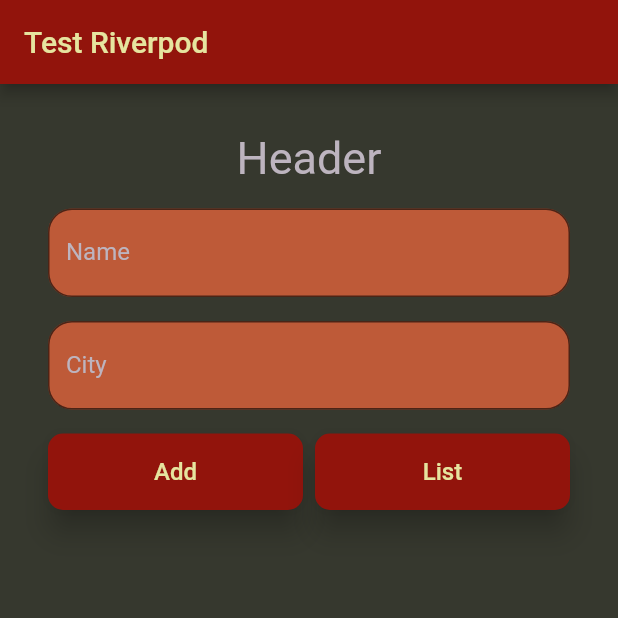
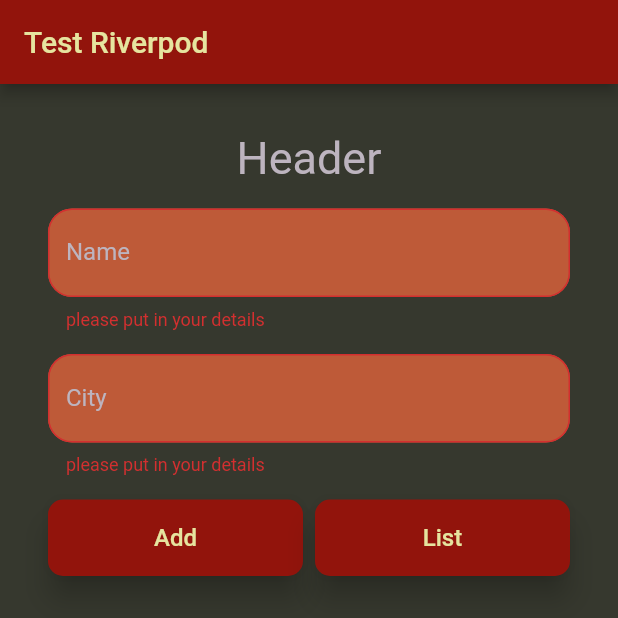
Before and after one commit to victor-onoja/attendance, a Flutter app: the screen it shows after launch, after a tap on "Add", on a phone screen of 412 x 824 dp. Shown: the top 618 px of the screen. Run offline on Flutter 3.47's test engine with Material 2 defaults, Android fonts, the phone set to English and light mode, and no system bars.

Commit message:
working commit

```diff
--- a/lib/main.dart
+++ b/lib/main.dart
@@ -33,7 +33,7 @@ class MyApp extends StatelessWidget {
 
   @override
   Widget build(BuildContext context) {
-    return MaterialApp(
+    return const MaterialApp(
       home: Page1(),
     );
   }
--- a/lib/model/user.dart
+++ b/lib/model/user.dart
@@ -2,5 +2,8 @@ class User {
   String name;
   String city;
 
-  User({required this.name, required this.city});
+  User(
+    this.name,
+    this.city,
+  );
 }
--- a/lib/screens/home-screen.dart
+++ b/lib/screens/home-screen.dart
@@ -6,13 +6,24 @@ import 'package:st8_management/widget/input.dart';
 import 'package:st8_management/widget/list.dart';
 
 class Page1 extends StatefulWidget {
+  const Page1({Key? key}) : super(key: key);
+
   @override
   State<Page1> createState() => _Page1State();
 }
 
 class _Page1State extends State<Page1> {
-  TextEditingController _name = TextEditingController();
-  TextEditingController _city = TextEditingController();
+// String? _name;
+// String? _city;
+
+  final nameController = TextEditingController();
+  final cityController = TextEditingController();
+
+  onDispose() {
+    nameController.clear();
+    cityController.clear();
+    super.dispose();
+  }
 
   List<User> userList = [];
 
@@ -28,7 +39,19 @@ class _Page1State extends State<Page1> {
     });
   }
 
-  final _formkey = GlobalKey<FormState>();
+  final GlobalKey<FormState> _formkey = GlobalKey<FormState>();
+
+  void validateAndSave() {
+    final FormState? form = _formkey.currentState;
+    if (form!.validate()) {
+      // print('Form is valid');
+      addUser(User(nameController.text, cityController.text));
+      nameController.clear();
+      cityController.clear();
+    } else {
+      print('Form is invalid');
+    }
+  }
 
   @override
   Widget build(BuildContext context) {
@@ -43,8 +66,9 @@ class _Page1State extends State<Page1> {
       ),
       body: SingleChildScrollView(
         padding: const EdgeInsets.all(32),
-        key: _formkey,
+        // key: _formkey,
         child: Form(
+          key: _formkey,
           child: Column(
             mainAxisAlignment: MainAxisAlignment.center,
             children: <Widget>[
@@ -54,32 +78,43 @@ class _Page1State extends State<Page1> {
               ),
               const SizedBox(height: 16),
               FormInput(
-                  labelText: 'Name',
-                  onSaved: (String? value) {
-                    _name = value! as TextEditingController;
-                  }),
+                labelText: 'Name',
+                // onSaved:
+                // (String? value) {
+                // _name = value;
+                // }
+                validator: (value) =>
+                    value!.isEmpty ? 'please put in your details' : null,
+                controller: nameController,
+              ),
               const SizedBox(height: 16),
               FormInput(
-                  labelText: 'City',
-                  onSaved: (String? value) {
-                    _city = value! as TextEditingController;
-                  }),
+                labelText: 'City',
+                // onSaved: (String? value) {
+                //   _city = value;
+                // }
+                controller: cityController,
+                validator: (value) =>
+                    value!.isEmpty ? 'please put in your details' : null,
+              ),
               const SizedBox(height: 16),
               Row(
                 mainAxisAlignment: MainAxisAlignment.spaceBetween,
                 children: [
                   Button(
-                      text: 'Add',
-                      onPressed: () {
-                        if (!_formkey.currentState!.validate()) {
-                          return _formkey.currentState!.save();
-                        }
+                    text: 'Add',
+                    onPressed: validateAndSave,
+                    // onPressed: () {
+                    //   if (_formkey.currentState!.validate()) {
+                    //     return _formkey.currentState!.save();
+                    //   }
 
-                        addUser(User(
-                          city: _name.text,
-                          name: _city.text,
-                        ));
-                      }),
+                    //   addUser(User(
+                    //     city: _name.text,
+                    //     name: _city.text,
+                    //   ));
+                    // }
+                  ),
                   const SizedBox(
                     width: 8,
                   ),
--- a/lib/widget/button.dart
+++ b/lib/widget/button.dart
@@ -1,17 +1,12 @@
 import 'package:flutter/material.dart';
 
-class Button extends StatefulWidget {
+class Button extends StatelessWidget {
   final String text;
   final Function onPressed;
   final Color? color;
 
   Button({required this.text, required this.onPressed, this.color});
 
-  @override
-  State<Button> createState() => _ButtonState();
-}
-
-class _ButtonState extends State<Button> {
   @override
   Widget build(BuildContext context) {
     return Expanded(
@@ -22,9 +17,9 @@ class _ButtonState extends State<Button> {
               backgroundColor: const Color(0xff92140C),
               shape: const RoundedRectangleBorder(
                   borderRadius: BorderRadius.all(Radius.circular(10)))),
-          onPressed: widget.onPressed as void Function(),
+          onPressed: onPressed as void Function(),
           child: Text(
-            widget.text,
+            text,
             style: const TextStyle(fontSize: 16, color: Color(0xffE6E49F)),
           )),
     );
--- a/lib/widget/input.dart
+++ b/lib/widget/input.dart
@@ -1,19 +1,20 @@
 import 'package:flutter/material.dart';
 
-class FormInput extends StatefulWidget {
+class FormInput extends StatelessWidget {
   final String labelText;
-  final Function onSaved;
+  final String? Function(String?)? validator;
+  final TextEditingController? controller;
+  // final Function onSaved;
 
-  FormInput({
-    required this.labelText,
-    required this.onSaved,
-  });
+  const FormInput(
+      {Key? key,
+      required this.labelText,
+      required this.validator,
+      this.controller
+      // required this.onSaved,
+      })
+      : super(key: key);
 
-  @override
-  State<FormInput> createState() => _FormInputState();
-}
-
-class _FormInputState extends State<FormInput> {
   @override
   Widget build(BuildContext context) {
     return TextFormField(
@@ -25,18 +26,15 @@ class _FormInputState extends State<FormInput> {
             borderRadius: BorderRadius.circular(16)),
         fillColor: const Color(0xffBE5A38),
         filled: true,
-        labelText: widget.labelText,
+        labelText: labelText,
         labelStyle: const TextStyle(color: Color(0xffBDB4BF)),
         border: OutlineInputBorder(borderRadius: BorderRadius.circular(16)),
         floatingLabelBehavior: FloatingLabelBehavior.never,
       ),
-      validator: (value) {
-        if (value!.isEmpty) {
-          return '${widget.labelText} is required';
-        }
-        return null;
-      },
-      onSaved: widget.onSaved as void Function(String?)?,
+      validator: validator,
+      controller: controller,
+      // initialValue: null,
+      // onSaved: onSaved as void Function(String?)?,
     );
   }
 }
```
Also changed, not shown: lib/widget/list.dart (+6 -11 lines).
